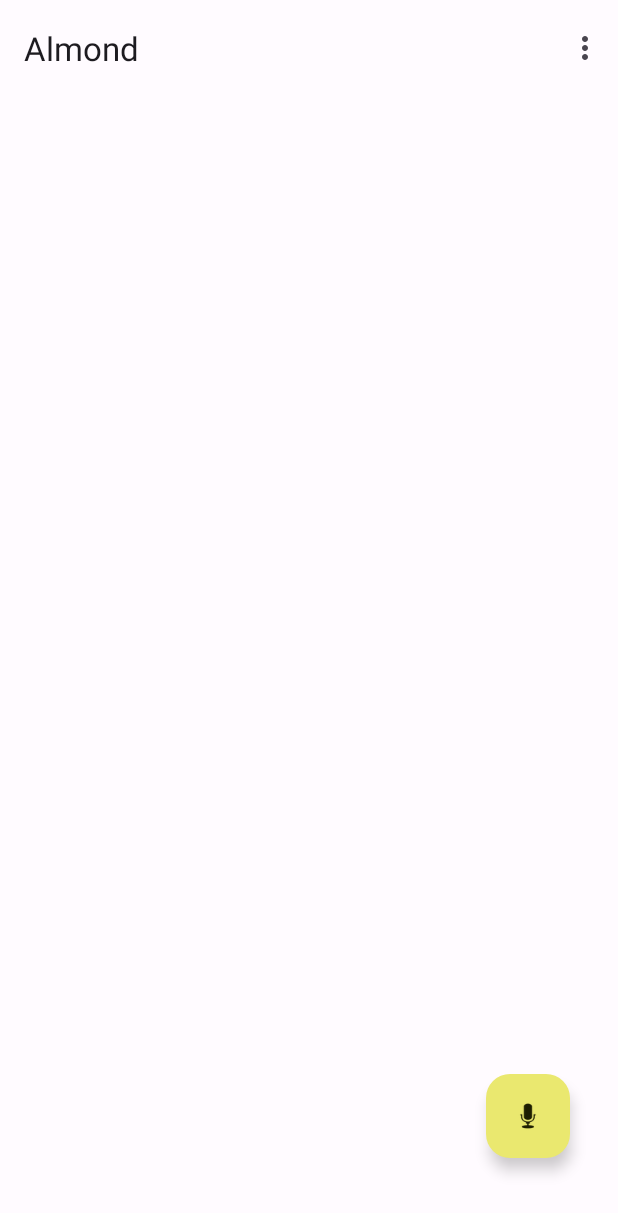
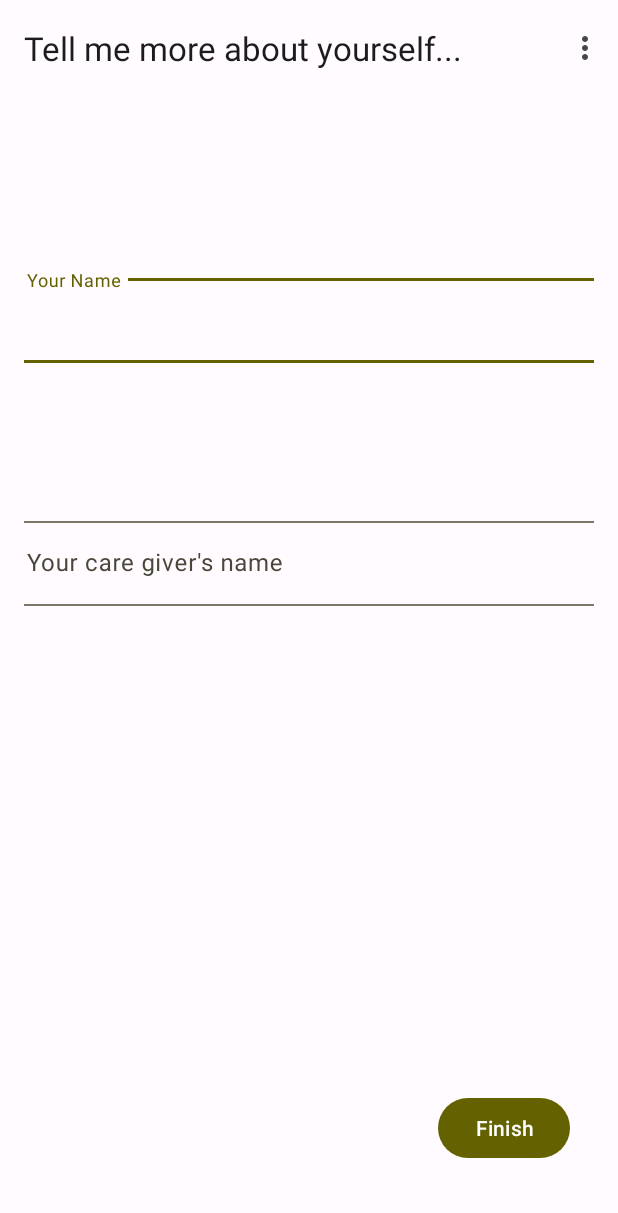
Before and after one commit to zhang356/almond, an Android app: the screen it shows after launch (MainActivity), on a phone screen of 412 x 824 dp. Shown: the top 1213 px of the screen. Run offline under Robolectric (Android 15) with nearby library versions, the phone set to English and light mode, and no system bars; our stand-ins replace navigation-ui.

Commit message:
add onboarding screen, only UI, names are not being picked up by the app yet.

```diff
--- a/android/app/src/main/java/app/almondally/activity/FirstFragment.kt
+++ b/android/app/src/main/java/app/almondally/activity/FirstFragment.kt
@@ -71,10 +71,6 @@ class FirstFragment : Fragment() {
 
     override fun onViewCreated(view: View, savedInstanceState: Bundle?) {
         super.onViewCreated(view, savedInstanceState)
-
-//        binding.buttonFirst.setOnClickListener {
-//            findNavController().navigate(R.id.action_FirstFragment_to_SecondFragment)
-//        }
 
         speechRecognizerIntent = Intent(RecognizerIntent.ACTION_RECOGNIZE_SPEECH)
         speechRecognizerIntent.putExtra(
--- a/android/app/src/main/java/app/almondally/activity/SecondFragment.kt
+++ b/android/app/src/main/java/app/almondally/activity/SecondFragment.kt
@@ -1,11 +1,15 @@
 package app.almondally.activity
 
 import android.os.Bundle
+import android.util.Log
 import androidx.fragment.app.Fragment
 import android.view.LayoutInflater
 import android.view.View
 import android.view.ViewGroup
+import android.widget.Button
+import androidx.navigation.Navigation
 import androidx.navigation.fragment.findNavController
+import app.almondally.R
 import app.almondally.databinding.FragmentSecondBinding
 
 /**
@@ -22,11 +26,12 @@ class SecondFragment : Fragment() {
     override fun onCreateView(
             inflater: LayoutInflater, container: ViewGroup?,
             savedInstanceState: Bundle?
-    ): View? {
-
+    ): View {
         _binding = FragmentSecondBinding.inflate(inflater, container, false)
+        binding.finishOnboardingButton.setOnClickListener {
+            findNavController().navigate(R.id.action_SecondFragment_to_FirstFragment)
+        }
         return binding.root
-
     }
 
     override fun onViewCreated(view: View, savedInstanceState: Bundle?) {
--- a/android/app/src/main/res/layout/fragment_second.xml
+++ b/android/app/src/main/res/layout/fragment_second.xml
@@ -4,6 +4,7 @@
     xmlns:tools="http://schemas.android.com/tools"
     android:layout_width="match_parent"
     android:layout_height="match_parent"
+    android:fillViewport="true"
     tools:context=".activity.SecondFragment">
 
     <androidx.constraintlayout.widget.ConstraintLayout
@@ -11,5 +12,48 @@
         android:layout_height="match_parent"
         android:padding="16dp">
 
+        <com.google.android.material.textfield.TextInputLayout
+            android:id="@+id/textInputLayout"
+            android:layout_width="409dp"
+            android:layout_height="wrap_content"
+            android:layout_marginStart="8dp"
+            android:layout_marginTop="100dp"
+            android:layout_marginEnd="8dp"
+            app:layout_constraintEnd_toEndOf="parent"
+            app:layout_constraintStart_toStartOf="parent"
+            app:layout_constraintTop_toTopOf="parent">
+
+            <com.google.android.material.textfield.TextInputEditText
+                android:layout_width="match_parent"
+                android:layout_height="wrap_content"
+                android:hint="Your Name" />
+        </com.google.android.material.textfield.TextInputLayout>
+
+        <com.google.android.material.textfield.TextInputLayout
+            android:layout_width="409dp"
+            android:layout_height="wrap_content"
+            android:layout_marginStart="8dp"
+            android:layout_marginTop="100dp"
+            android:layout_marginEnd="8dp"
+            app:layout_constraintEnd_toEndOf="parent"
+            app:layout_constraintStart_toStartOf="parent"
+            app:layout_constraintTop_toBottomOf="@+id/textInputLayout">
+
+            <com.google.android.material.textfield.TextInputEditText
+                android:layout_width="match_parent"
+                android:layout_height="wrap_content"
+                android:hint="Your care giver's name" />
+        </com.google.android.material.textfield.TextInputLayout>
+
+        <Button
+            android:id="@+id/finish_onboarding_button"
+            android:layout_width="wrap_content"
+            android:layout_height="0dp"
+            android:layout_marginEnd="16dp"
+            android:layout_marginBottom="32dp"
+            android:text="Finish"
+            app:layout_constraintBottom_toBottomOf="parent"
+            app:layout_constraintEnd_toEndOf="parent" />
+
     </androidx.constraintlayout.widget.ConstraintLayout>
 </androidx.core.widget.NestedScrollView>
--- a/android/app/src/main/res/navigation/nav_graph.xml
+++ b/android/app/src/main/res/navigation/nav_graph.xml
@@ -3,7 +3,7 @@
     xmlns:app="http://schemas.android.com/apk/res-auto"
     xmlns:tools="http://schemas.android.com/tools"
     android:id="@+id/nav_graph"
-    app:startDestination="@id/FirstFragment">
+    app:startDestination="@id/SecondFragment">
 
     <fragment
         android:id="@+id/FirstFragment"
@@ -13,7 +13,7 @@
 
         <action
             android:id="@+id/action_FirstFragment_to_SecondFragment"
-            app:destination="@id/SecondFragment" />
+            app:destination="@id/SecondFragment"/>
     </fragment>
     <fragment
         android:id="@+id/SecondFragment"
@@ -23,6 +23,6 @@
 
         <action
             android:id="@+id/action_SecondFragment_to_FirstFragment"
-            app:destination="@id/FirstFragment" />
+            app:destination="@id/FirstFragment"/>
     </fragment>
 </navigation>
--- a/android/app/src/main/res/values/strings.xml
+++ b/android/app/src/main/res/values/strings.xml
@@ -3,7 +3,7 @@
     <string name="action_start_stop">Start</string>
     <!-- Strings used for fragments for navigation -->
     <string name="first_fragment_label">Almond</string>
-    <string name="second_fragment_label">Second Fragment</string>
+    <string name="second_fragment_label">Tell me more about yourself...</string>
     <string name="start">Start</string>
     <string name="stop">Stop</string>
 
```
